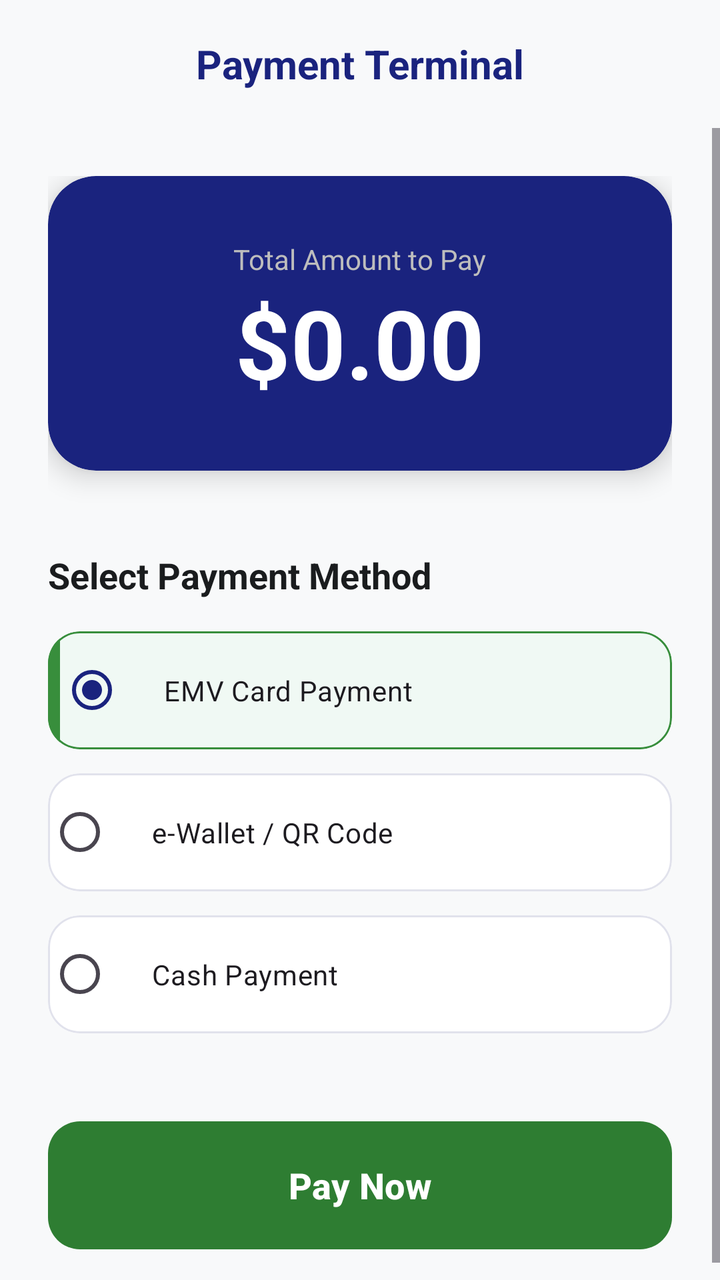
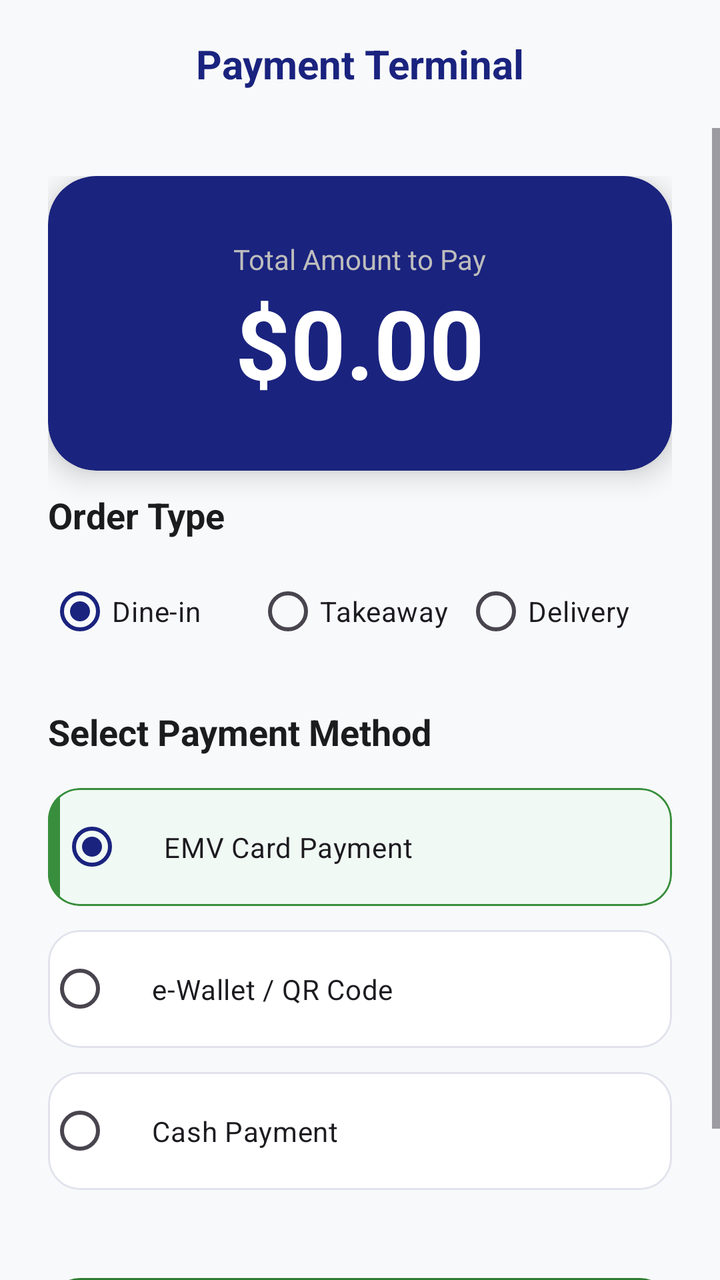

Screens rendered from an Android XML layout before and after an edit, with the pre-edit source and the edit as a unified diff.
<!-- AndroidManifest.xml: application theme Theme.PosExpress -->
<!-- res/layout/fragment_payment.xml -->
<?xml version="1.0" encoding="utf-8"?>
<RelativeLayout xmlns:android="http://schemas.android.com/apk/res/android"
    xmlns:app="http://schemas.android.com/apk/res-auto"
    android:layout_width="match_parent"
    android:layout_height="match_parent"
    android:background="@color/backgroundOffWhite">

    <com.google.android.material.appbar.AppBarLayout
        android:id="@+id/appBar"
        android:layout_width="match_parent"
        android:layout_height="wrap_content"
        android:background="@android:color/transparent"
        app:elevation="0dp">

        <com.google.android.material.appbar.MaterialToolbar
            android:layout_width="match_parent"
            android:layout_height="?attr/actionBarSize"
            android:background="@color/backgroundOffWhite">

            <TextView
                android:layout_width="wrap_content"
                android:layout_height="wrap_content"
                android:text="Payment Terminal"
                android:textColor="@color/primaryNavy"
                android:textSize="20sp"
                android:textStyle="bold"
                android:layout_gravity="center" />

        </com.google.android.material.appbar.MaterialToolbar>

    </com.google.android.material.appbar.AppBarLayout>

    <ScrollView
        android:id="@+id/paymentContent"
        android:layout_width="match_parent"
        android:layout_height="match_parent"
        android:layout_below="@id/appBar"
        android:fillViewport="true">
        

        <LinearLayout
            android:layout_width="match_parent"
            android:layout_height="wrap_content"
            android:orientation="vertical"
            android:padding="24dp">

            <com.google.android.material.card.MaterialCardView
                android:layout_width="match_parent"
                android:layout_height="wrap_content"
                app:cardCornerRadius="24dp"
                app:cardElevation="8dp"
                app:strokeWidth="0dp"
                app:cardBackgroundColor="@color/primaryNavy">

                <LinearLayout
                    android:layout_width="match_parent"
                    android:layout_height="wrap_content"
                    android:orientation="vertical"
                    android:padding="32dp"
                    android:gravity="center">

                    <TextView
                        android:layout_width="wrap_content"
                        android:layout_height="wrap_content"
                        android:text="Total Amount to Pay"
                        android:textColor="#BDBDBD"
                        android:textSize="14sp" />

                    <TextView
                        android:id="@+id/tvPayableAmount"
                        android:layout_width="wrap_content"
                        android:layout_height="wrap_content"
                        android:text="$0.00"
                        android:textColor="@color/white"
                        android:textSize="48sp"
                        android:textStyle="bold" />
                </LinearLayout>
            </com.google.android.material.card.MaterialCardView>

            <TextView
                android:layout_width="wrap_content"
                android:layout_height="wrap_content"
                android:text="Select Payment Method"
                android:textColor="@color/textPrimary"
                android:textSize="18sp"
                android:textStyle="bold"
                android:layout_marginTop="40dp"
                android:layout_marginBottom="16dp" />

            <LinearLayout
                android:id="@+id/layoutPaymentMethods"
                android:layout_width="match_parent"
                android:layout_height="wrap_content"
                android:orientation="vertical">

                <com.google.android.material.card.MaterialCardView
                    android:id="@+id/cardEmv"
                    android:layout_width="match_parent"
                    android:layout_height="wrap_content"
                    android:layout_marginBottom="12dp"
                    android:clickable="true"
                    android:focusable="true"
                    app:cardCornerRadius="16dp"
                    app:strokeWidth="1dp"
                    app:strokeColor="@color/successEmerald"
                    app:cardBackgroundColor="@color/successContainerSubtle">

                    <LinearLayout
                        android:layout_width="match_parent"
                        android:layout_height="wrap_content"
                        android:orientation="horizontal">

                        <View
                            android:id="@+id/indicatorEmv"
                            android:layout_width="6dp"
                            android:layout_height="match_parent"
                            android:background="@color/successEmerald"
                            android:visibility="visible" />

                        <RadioButton
                            android:id="@+id/rbEmv"
                            android:layout_width="match_parent"
                            android:layout_height="wrap_content"
                            android:text="EMV Card Payment"
                            android:padding="20dp"
                            android:checked="true"
                            android:clickable="false"
                            android:buttonTint="@color/primaryNavy" />
                    </LinearLayout>
                </com.google.android.material.card.MaterialCardView>

                <com.google.android.material.card.MaterialCardView
                    android:id="@+id/cardWallet"
                    android:layout_width="match_parent"
                    android:layout_height="wrap_content"
                    android:layout_marginBottom="12dp"
                    android:clickable="true"
                    android:focusable="true"
                    app:cardCornerRadius="16dp"
                    app:strokeWidth="1dp"
                    app:strokeColor="@color/surfaceVariant"
                    app:cardBackgroundColor="@color/white">

                    <LinearLayout
                        android:layout_width="match_parent"
                        android:layout_height="wrap_content"
                        android:orientation="horizontal">

                        <View
                            android:id="@+id/indicatorWallet"
                            android:layout_width="6dp"
                            android:layout_height="match_parent"
                            android:background="@color/successEmerald"
                            android:visibility="gone" />

                        <RadioButton
                            android:id="@+id/rbWallet"
                            android:layout_width="match_parent"
                            android:layout_height="wrap_content"
                            android:text="e-Wallet / QR Code"
                            android:padding="20dp"
                            android:clickable="false"
                            android:buttonTint="@color/primaryNavy" />
                    </LinearLayout>
                </com.google.android.material.card.MaterialCardView>

                <com.google.android.material.card.MaterialCardView
                    android:id="@+id/cardCash"
                    android:layout_width="match_parent"
                    android:layout_height="wrap_content"
                    android:layout_marginBottom="12dp"
                    android:clickable="true"
                    android:focusable="true"
                    app:cardCornerRadius="16dp"
                    app:strokeWidth="1dp"
                    app:strokeColor="@color/surfaceVariant"
                    app:cardBackgroundColor="@color/white">

                    <LinearLayout
                        android:layout_width="match_parent"
                        android:layout_height="wrap_content"
                        android:orientation="horizontal">

                        <View
                            android:id="@+id/indicatorCash"
                            android:layout_width="6dp"
                            android:layout_height="match_parent"
                            android:background="@color/successEmerald"
                            android:visibility="gone" />

                        <RadioButton
                            android:id="@+id/rbCash"
                            android:layout_width="match_parent"
                            android:layout_height="wrap_content"
                            android:text="Cash Payment"
                            android:padding="20dp"
                            android:clickable="false"
                            android:buttonTint="@color/primaryNavy" />
                    </LinearLayout>
                </com.google.android.material.card.MaterialCardView>
            </LinearLayout>

            <com.google.android.material.button.MaterialButton
                android:id="@+id/btnPayNow"
                style="@style/Widget.PaySwift.Button.Premium"
                android:layout_width="match_parent"
                android:layout_height="64dp"
                android:layout_marginTop="32dp"
                android:text="Pay Now"
                android:textSize="18sp"
                android:textStyle="bold"
                app:cornerRadius="16dp" />

        </LinearLayout>
    </ScrollView>

    
    <LinearLayout
        android:id="@+id/layoutEmptyState"
        android:layout_width="match_parent"
        android:layout_height="match_parent"
        android:layout_below="@id/appBar"
        android:orientation="vertical"
        android:gravity="center"
        android:padding="32dp"
        android:visibility="gone">

        <ImageView
            android:layout_width="100dp"
            android:layout_height="100dp"
            android:src="@android:drawable/ic_menu_search"
            app:tint="@color/surfaceVariant" />

        <TextView
            android:layout_width="wrap_content"
            android:layout_height="wrap_content"
            android:text="No Transaction Data"
            android:textSize="20sp"
            android:textStyle="bold"
            android:textColor="@color/textPrimary"
            android:layout_marginTop="24dp" />

        <TextView
            android:layout_width="wrap_content"
            android:layout_height="wrap_content"
            android:text="It seems you haven't selected any items yet. Please return to the shop."
            android:textSize="14sp"
            android:textColor="@color/textSecondary"
            android:textAlignment="center"
            android:layout_marginTop="8dp" />

        <com.google.android.material.button.MaterialButton
            android:id="@+id/btnBackToShop"
            style="@style/Widget.Material3.Button.TonalButton"
            android:layout_width="wrap_content"
            android:layout_height="wrap_content"
            android:text="Return to Shop"
            android:layout_marginTop="32dp"
            app:cornerRadius="12dp" />

    </LinearLayout>

    <RelativeLayout
        android:id="@+id/loadingOverlay"
        android:layout_width="match_parent"
        android:layout_height="match_parent"
        android:background="#A6FFFFFF"
        android:visibility="gone"
        android:clickable="true"
        android:focusable="true">

        <ProgressBar
            android:layout_width="wrap_content"
            android:layout_height="wrap_content"
            android:layout_centerInParent="true"
            android:indeterminateTint="@color/primaryNavy" />
    </RelativeLayout>

</RelativeLayout>
<!-- resources referenced by this layout -->
<resources>
  <color name="backgroundOffWhite">#F8F9FA</color>
  <color name="primaryNavy">#1A237E</color>
  <color name="successContainerSubtle">#F0F9F4</color>
  <color name="successEmerald">#388E3C</color>
  <color name="surfaceVariant">#E1E2EC</color>
  <color name="textPrimary">#1A1C1E</color>
  <color name="textSecondary">#44474E</color>
  <color name="white">#FFFFFF</color>
  <style name="Widget.PaySwift.Button.Premium" parent="Widget.Material3.Button">
          <item name="backgroundTint">@color/successGreen</item>
          <item name="android:textColor">@color/white</item>
          <item name="shapeAppearanceOverlay">@style/ShapeAppearance.PaySwift.ExtraRounded</item>
          <item name="android:insetTop">0dp</item>
          <item name="android:insetBottom">0dp</item>
      </style>
  <style name="Theme.PosExpress" parent="Base.Theme.PosExpress" />
  <color name="successGreen">#2E7D32</color>
  <style name="ShapeAppearance.PaySwift.ExtraRounded" parent="">
          <item name="cornerSize">28dp</item>
      </style>
  <style name="Base.Theme.PosExpress" parent="Theme.Material3.DayNight.NoActionBar">
          <item name="colorPrimary">@color/primaryNavy</item>
          <item name="colorOnPrimary">@color/white</item>
          <item name="android:windowBackground">@color/backgroundOffWhite</item>
          <item name="android:statusBarColor">@color/primaryNavy</item>
          <item name="colorSecondaryContainer">@color/surfaceVariant</item>
          <item name="colorOnSecondaryContainer">@color/primaryNavy</item>
      </style>
</resources>

<!-- the commit's change to res/layout/fragment_payment.xml (unified diff, before → after) -->
@@ -80,11 +80,47 @@
             <TextView
                 android:layout_width="wrap_content"
                 android:layout_height="wrap_content"
+                android:text="Order Type"
+                android:layout_marginTop="10dp"
+                android:textColor="@color/textPrimary"
+                android:textSize="18sp"
+                android:textStyle="bold"
+                android:layout_marginBottom="12dp" />
+
+            <RadioGroup
+                android:id="@+id/rgOrderType"
+                android:layout_width="match_parent"
+                android:layout_height="wrap_content"
+                android:orientation="horizontal"
+                android:layout_marginBottom="24dp">
+                <RadioButton
+                    android:id="@+id/rbDineIn"
+                    android:layout_width="0dp"
+                    android:layout_height="wrap_content"
+                    android:layout_weight="1"
+                    android:text="Dine-in"
+                    android:checked="true" />
+                <RadioButton
+                    android:id="@+id/rbTakeaway"
+                    android:layout_width="0dp"
+                    android:layout_height="wrap_content"
+                    android:layout_weight="1"
+                    android:text="Takeaway" />
+                <RadioButton
+                    android:id="@+id/rbDelivery"
+                    android:layout_width="0dp"
+                    android:layout_height="wrap_content"
+                    android:layout_weight="1"
+                    android:text="Delivery" />
+            </RadioGroup>
+
+            <TextView
+                android:layout_width="wrap_content"
+                android:layout_height="wrap_content"
                 android:text="Select Payment Method"
                 android:textColor="@color/textPrimary"
                 android:textSize="18sp"
                 android:textStyle="bold"
-                android:layout_marginTop="40dp"
                 android:layout_marginBottom="16dp" />
 
             <LinearLayout
